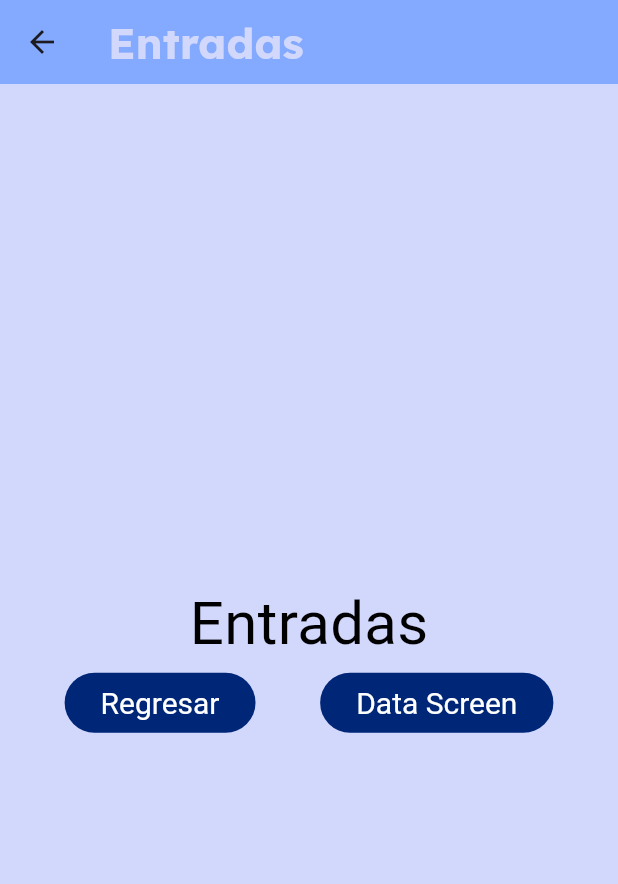
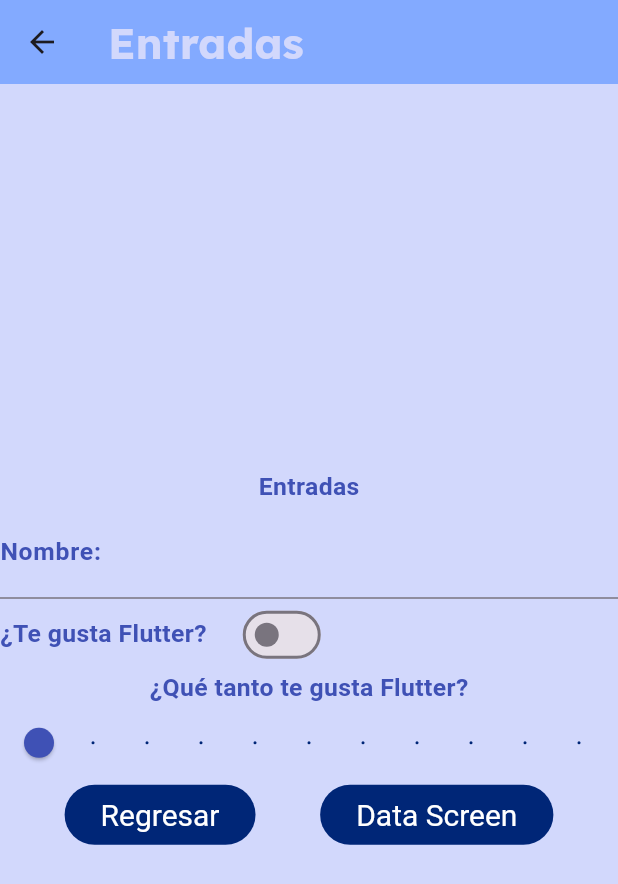
Before and after one commit to LiraU13/componentes_flutter, a Flutter app: the InputsScreen screen opened directly, on a phone screen of 412 x 824 dp. Shown: the top 884 px of the screen. Run offline on Flutter 3.47's test engine with Material 3 defaults, Android fonts, the phone set to English and light mode, and no system bars; our stand-ins replace google_fonts, icons_plus.

Commit message:
Adding Switch and Slider into InputsScreen

```diff
--- a/lib/screens/inputs_screen.dart
+++ b/lib/screens/inputs_screen.dart
@@ -9,20 +9,30 @@ class InputsScreen extends StatefulWidget {
 }
 
 class _InputsScreenState extends State<InputsScreen> {
+  bool valueSwitch = false;
+  double valueSlider = 0.0;
+
   @override
   Widget build(BuildContext context) {
     return Scaffold(
-      appBar: AppBar(
-        title: Text('Entradas'),
-      ),
-      body: const Column(
+      appBar: AppBar(title: const Text('Entradas')),
+      body: Column(
         mainAxisAlignment: MainAxisAlignment.center,
         children: [
-          Text("Entradas", style: TextStyle(fontSize: 40, color: Colors.black),),
-          Row(
+          Text(
+            "Entradas",
+            style: AppTheme.lightTheme.textTheme.headlineLarge,
+          ),
+          entradaTexto(),
+          entradaSwitch(),
+          entradaSlider(),
+          const Row(
             mainAxisAlignment: MainAxisAlignment.spaceEvenly,
             children: [
-              ElevatedButton(onPressed: null, child: Text('Regresar'),),
+              ElevatedButton(
+                onPressed: null,
+                child: Text('Regresar'),
+              ),
               ElevatedButton(onPressed: null, child: Text('Data Screen')),
             ],
           )
@@ -30,4 +40,66 @@ class _InputsScreenState extends State<InputsScreen> {
       ),
     );
   }
+
+  TextField entradaTexto() {
+    return TextField(
+      style: AppTheme.lightTheme.textTheme.headlineMedium,
+      decoration: InputDecoration(
+        border: const UnderlineInputBorder(),
+        labelText: 'Nombre: ',
+        labelStyle: AppTheme.lightTheme.textTheme.headlineLarge,
+      ),
+    );
+  }
+
+  Row entradaSwitch() {
+    return Row(
+      children: <Widget>[
+        Text(
+          '¿Te gusta Flutter?',
+          style: AppTheme.lightTheme.textTheme.headlineLarge,
+        ),
+        const SizedBox(
+          width: 20,
+        ),
+        Switch(
+          value: valueSwitch,
+          onChanged: (value) {
+            setState(() {
+              valueSwitch = value;
+              print('Estado del switch: $valueSwitch');
+            });
+            valueSwitch = value;
+          },
+        )
+      ],
+    );
+  }
+
+  Column entradaSlider() {
+    return Column(
+      children: [
+        Text('¿Qué tanto te gusta Flutter?',
+        style: AppTheme.lightTheme.textTheme.headlineLarge,
+        ),
+        Slider(
+          min: 0.0,
+          max: 10.0,
+          value: valueSlider,
+          activeColor: AppTheme.iconColor,
+          inactiveColor: AppTheme.mainColor,
+          thumbColor: Colors.indigo,
+          divisions: 10,
+          label: '${valueSlider.round()}',
+          onChanged: (value) {
+            setState(() {
+              valueSlider = value;
+              print('Valor del slider: $valueSlider');
+            });
+            valueSlider = value;
+          }
+        ),
+      ],
+    );
+  }
 }
--- a/lib/theme/app_theme.dart
+++ b/lib/theme/app_theme.dart
@@ -44,6 +44,17 @@ class AppTheme {
         // decorationThickness: 5, // Cambia el grosor de la decoración
         // fontStyle: FontStyle.italic
       ),
+      headlineMedium: GoogleFonts.tiltNeon( // theNautigal - Letra cursiva
+        // Cambia el estilo del título
+        fontWeight: FontWeight.w700, // Cambia el estilo de la fuente
+        color: Colors.amber, // Cambia el color de la fuente
+        fontSize: 20, // Cambia el tamaño de la fuente
+        // decoration: TextDecoration.lineThrough, // Agrega una línea al texto
+        // decorationColor: Colors.indigo, // Cambia el color de la decoración
+        // decorationStyle: TextDecorationStyle.dotted, // Cambia el estilo de la decoración
+        // decorationThickness: 5, // Cambia el grosor de la decoración
+        // fontStyle: FontStyle.italic
+      ),
       bodySmall: GoogleFonts.dangrek( // theNautigal - Letra cursiva
         // Cambia el estilo del subtítulo
         fontWeight: FontWeight.w500, // Cambia el estilo de la fuente
```
